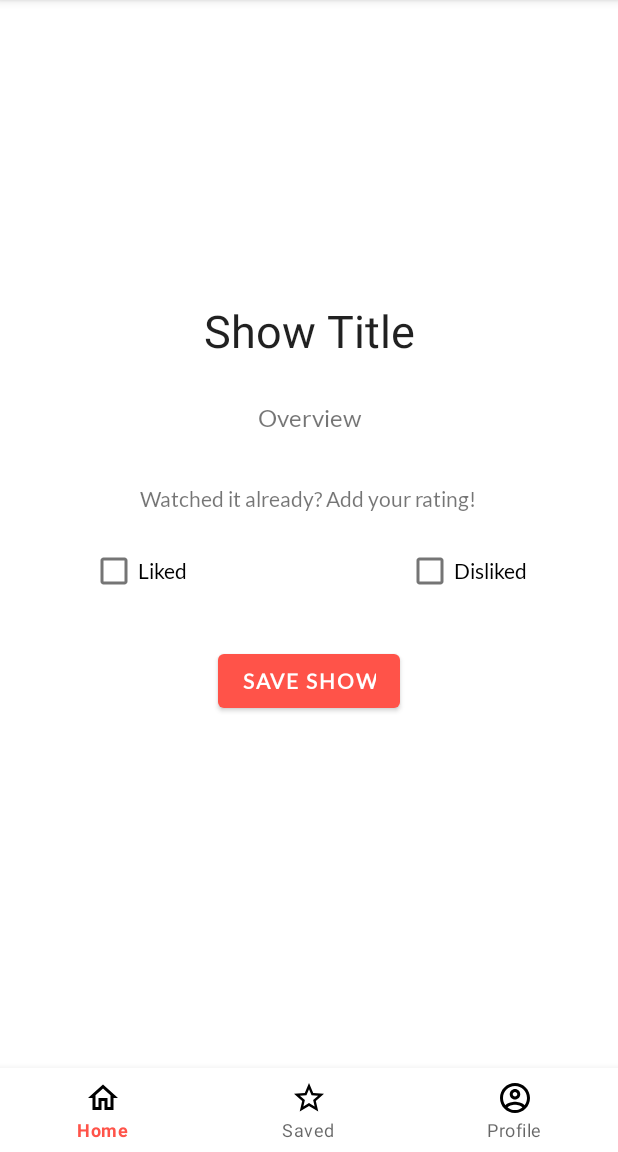
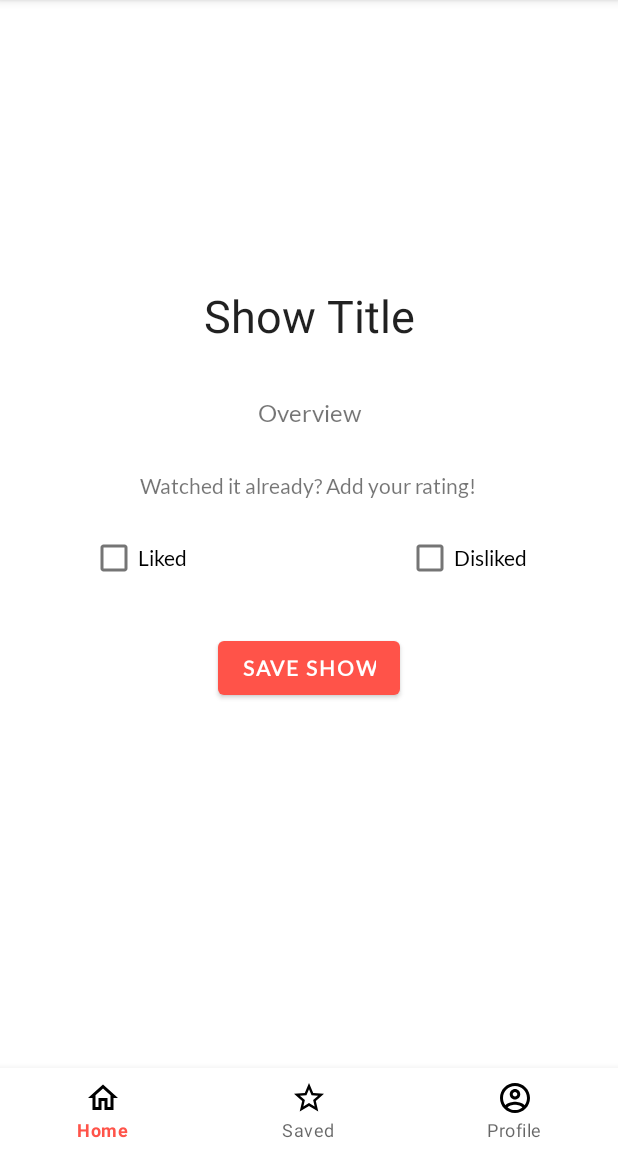
Before and after one commit to alexisechano/Next-Show, an Android app: the ShowDetailFragment screen opened through its navigation route, on a phone screen of 412 x 824 dp, the part 84-1236 px from its top. Run offline under Robolectric (Android 15) with nearby library versions, the phone set to English and light mode, and no system bars; our stand-ins replace navigation-ui; libraries missing offline, so code that uses them is left out: com.codepath.asynchttpclient, com.parse, com.uwetrottmann.trakt5; pictures from the network do not load; Roboto replaces fonts that are not available here; 11 statements that could not run were skipped.

Commit message:
Added dimensions file for padding and margins

```diff
--- a/app/src/main/res/layout/fragment_details.xml
+++ b/app/src/main/res/layout/fragment_details.xml
@@ -12,9 +12,9 @@
         <ImageView
             android:id="@+id/ivShowPoster"
             android:layout_width="match_parent"
-            android:layout_height="150dp"
+            android:layout_height="@dimen/image_height"
             android:layout_alignParentTop="true"
-            android:layout_marginTop="20dp"
+            android:layout_marginTop="@dimen/detail_spacing_large"
             android:gravity="center"
             tools:srcCompat="@tools:sample/avatars" />
 
@@ -29,9 +29,9 @@
             android:layout_alignParentRight="true"
             android:fontFamily="@font/roboto_bold_italic"
             android:gravity="center"
-            android:paddingStart="5dp"
-            android:paddingEnd="5dp"
-            android:paddingTop="30dp"
+            android:paddingStart="@dimen/detail_spacing_small"
+            android:paddingEnd="@dimen/detail_spacing_small"
+            android:paddingTop="@dimen/detail_spacing_large"
             android:text="Show Title"
             android:textAppearance="@android:style/TextAppearance.Large"
             android:textSize="30sp" />
@@ -47,7 +47,7 @@
             android:layout_alignParentRight="true"
             android:fontFamily="@font/lato"
             android:gravity="center"
-            android:padding="2dp"
+            android:padding="@dimen/detail_spacing_small"
             android:text="Year Aired | Network"
             android:textSize="12sp" />
 
@@ -62,7 +62,7 @@
             android:layout_alignParentRight="true"
             android:fontFamily="@font/lato"
             android:gravity="center"
-            android:padding="10dp"
+            android:padding="@dimen/detail_spacing_med"
             android:text="Overview"
             android:textSize="16sp" />
 
@@ -71,7 +71,7 @@
             android:layout_width="match_parent"
             android:layout_height="wrap_content"
             android:layout_below="@+id/tvDetailOverview"
-            android:layout_marginTop="15dp"
+            android:layout_marginTop="@dimen/detail_spacing_med"
             android:orientation="vertical">
 
             <TextView
@@ -80,7 +80,7 @@
                 android:layout_height="wrap_content"
                 android:layout_gravity="center_horizontal"
                 android:fontFamily="@font/lato"
-                android:padding="10dp"
+                android:padding="@dimen/detail_spacing_med"
                 android:text="Watched it already? Add your rating!"
                 android:textSize="14sp" />
 
@@ -90,7 +90,7 @@
                 android:layout_height="wrap_content"
                 android:layout_gravity="center_horizontal"
                 android:fontFamily="@font/lato"
-                android:padding="10dp"
+                android:padding="@dimen/detail_spacing_med"
                 android:text="Already rated!"
                 android:textSize="14sp"
                 android:visibility="gone" />
@@ -101,7 +101,7 @@
                 android:layout_height="wrap_content"
                 android:layout_below="@+id/tvRatingTitle"
                 android:layout_gravity="center_horizontal"
-                android:layout_marginTop="5dp"
+                android:layout_marginTop="@dimen/detail_spacing_small"
                 android:orientation="horizontal">
 
                 <CheckBox
```
Also changed, not shown: app/src/main/res/layout/item_show.xml (+8 -9 lines), app/src/main/res/values/dimensions.xml (added, +14 -0 lines).
